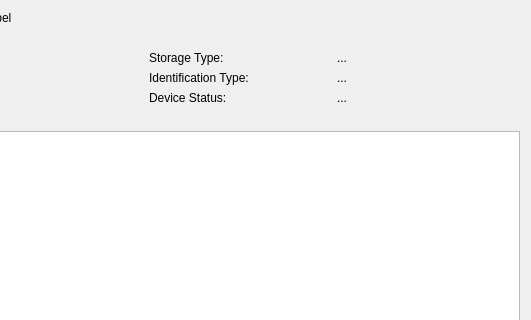
First picture: the form in contentpane.ui, repository ukui/ukui-biometric-manager, before the edit; both pictures show x 240 to 771 and y 0 to 320 of the 771 by 490 pixel window.
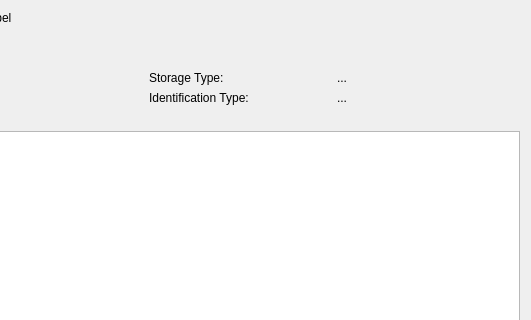
Second picture: the form after the edit.

Commit message: [Minor] ContentPane 去掉 Device Status 标签

Diff of the .ui file:
```diff
--- a/contentpane.ui
+++ b/contentpane.ui
@@ -16,6 +16,13 @@
   <layout class="QVBoxLayout" name="verticalLayout">
    <item>
     <layout class="QGridLayout" name="gridLayout">
+     <item row="7" column="4">
+      <widget class="QLabel" name="labelIdentificationType">
+       <property name="text">
+        <string>...</string>
+       </property>
+      </widget>
+     </item>
      <item row="6" column="1">
       <widget class="QLabel" name="label_4">
        <property name="text">
@@ -23,13 +30,6 @@
        </property>
       </widget>
      </item>
-     <item row="7" column="3">
-      <widget class="QLabel" name="label_8">
-       <property name="text">
-        <string>Device Status:</string>
-       </property>
-      </widget>
-     </item>
      <item row="4" column="1">
       <widget class="QLabel" name="label_3">
        <property name="text">
@@ -37,13 +37,6 @@
        </property>
       </widget>
      </item>
-     <item row="4" column="3">
-      <widget class="QLabel" name="label_6">
-       <property name="text">
-        <string>Storage Type:</string>
-       </property>
-      </widget>
-     </item>
      <item row="0" column="1">
       <widget class="QLabel" name="label_1">
        <property name="text">
@@ -65,13 +58,6 @@
        </property>
       </widget>
      </item>
-     <item row="6" column="3">
-      <widget class="QLabel" name="label_7">
-       <property name="text">
-        <string>Identification Type:</string>
-       </property>
-      </widget>
-     </item>
      <item row="0" column="2">
       <widget class="QLabel" name="labelDeviceShortName">
        <property name="text">
@@ -107,22 +93,22 @@
        </property>
       </widget>
      </item>
-     <item row="4" column="4">
-      <widget class="QLabel" name="labelStorageType">
+     <item row="7" column="3">
+      <widget class="QLabel" name="label_7">
        <property name="text">
-        <string>...</string>
+        <string>Identification Type:</string>
+       </property>
+      </widget>
+     </item>
+     <item row="6" column="3">
+      <widget class="QLabel" name="label_6">
+       <property name="text">
+        <string>Storage Type:</string>
        </property>
       </widget>
      </item>
      <item row="6" column="4">
-      <widget class="QLabel" name="labelIdentificationType">
-       <property name="text">
-        <string>...</string>
-       </property>
-      </widget>
-     </item>
-     <item row="7" column="4">
-      <widget class="QLabel" name="labelDeviceStatus">
+      <widget class="QLabel" name="labelStorageType">
        <property name="text">
         <string>...</string>
        </property>
```
The commit also changes 1 other file.
